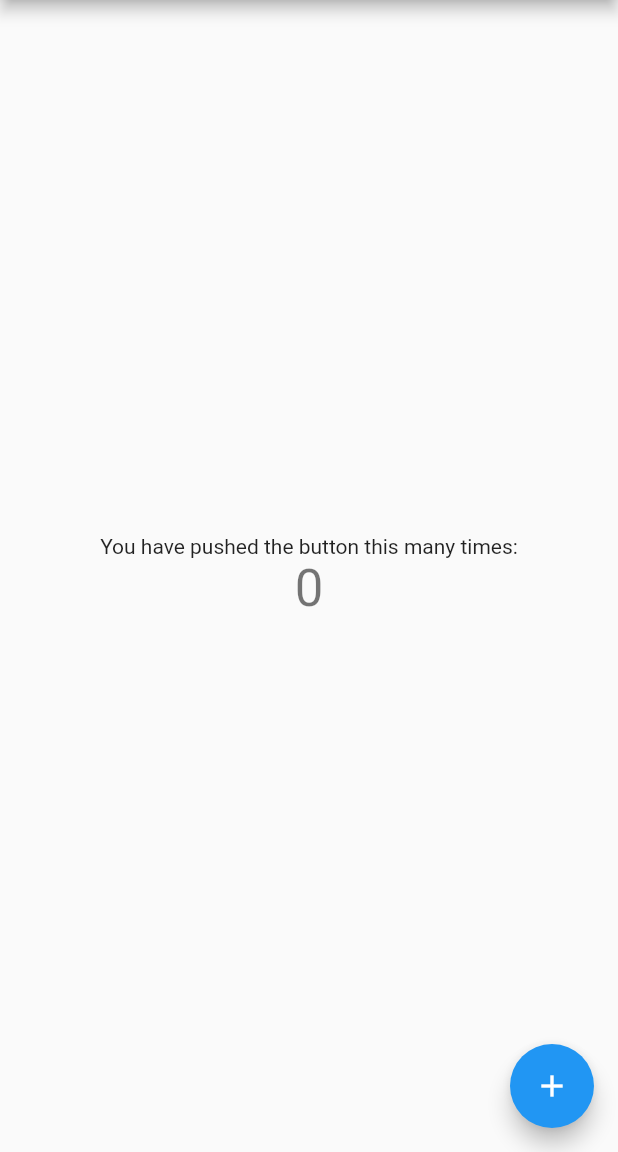
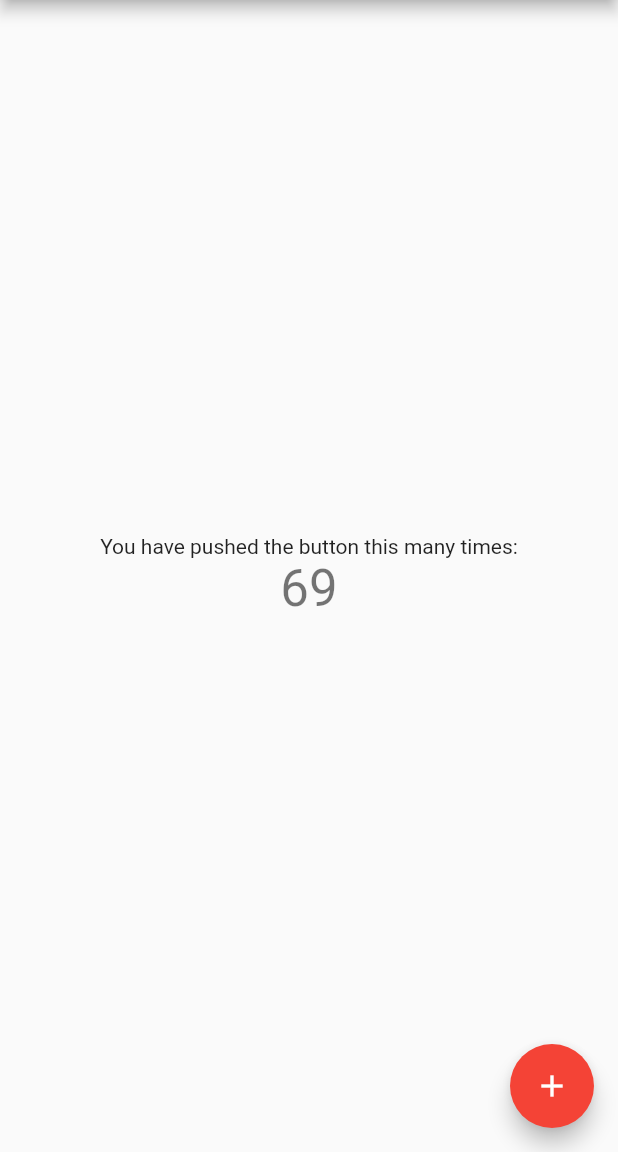
Before and after one commit to nivrigler/flutter_test_app_2, a Flutter app: the screen it shows after launch, on a phone screen of 412 x 824 dp, the part 84-1236 px from its top. Run offline on Flutter 3.47's test engine with Material 2 defaults, Android fonts, the phone set to English and light mode, and no system bars.

Commit message:
changes for yuval

```diff
--- a/lib/main.dart
+++ b/lib/main.dart
@@ -44,7 +44,7 @@ class MyHomePage extends StatefulWidget {
 }
 
 class _MyHomePageState extends State<MyHomePage> {
-  int _counter = 0;
+  int _counter = 69;
 
   void _incrementCounter() {
     setState(() {
@@ -102,6 +102,7 @@ class _MyHomePageState extends State<MyHomePage> {
         ),
       ),
       floatingActionButton: FloatingActionButton(
+        backgroundColor: Colors.red,
         onPressed: _incrementCounter,
         tooltip: 'Increment',
         child: Icon(Icons.add),
```
